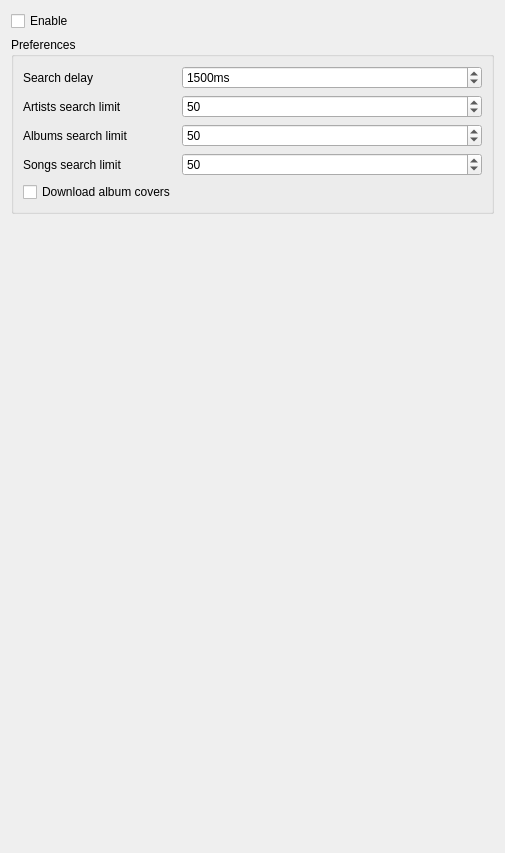
This is src/settings/neteasesettingspage.ui in diredocks/strawberryNE as Qt 5 draws it before an edit. The edited form follows.
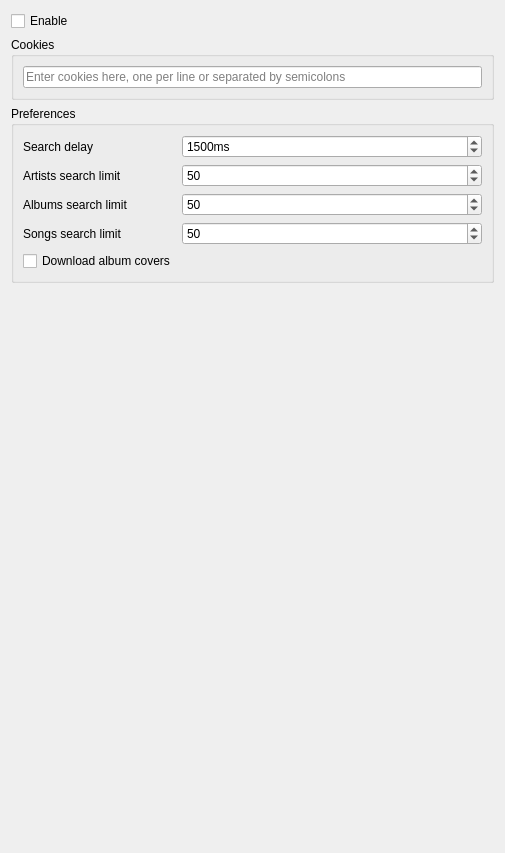
This is the edited form. Icons and pictures are not drawn.

Commit message: netease/settings: add cookies

What changed in the file:
```diff
--- a/src/settings/neteasesettingspage.ui
+++ b/src/settings/neteasesettingspage.ui
@@ -21,25 +21,31 @@
      </property>
     </widget>
    </item>
-   <!-- <item> -->
-   <!--  <widget class="QGroupBox" name="groupbox_basic_authentication"> -->
-   <!--   <property name="title"> -->
-   <!--    <string>Basic authentication</string> -->
-   <!--   </property> -->
-   <!--   <layout class="QHBoxLayout" name="horizontalLayout_2"> -->
-   <!--    <item> -->
-   <!--     <widget class="LoginStateWidget" name="login_state" native="true"/> -->
-   <!--    </item> -->
-   <!--    <item> -->
-   <!--     <widget class="QPushButton" name="button_login"> -->
-   <!--      <property name="text"> -->
-   <!--       <string>Authenticate</string> -->
-   <!--      </property> -->
-   <!--     </widget> -->
-   <!--    </item> -->
-   <!--   </layout> -->
-   <!--  </widget> -->
-   <!-- </item> -->
+   <item>
+   <widget class="QGroupBox" name="cookie_group">
+    <property name="title">
+    <string>Cookies</string>
+    </property>
+    <layout class="QVBoxLayout" name="verticalLayout_cookie">
+    <item>
+     <layout class="QHBoxLayout" name="layout_cookie">
+     <item>
+      <widget class="QLineEdit" name="cookie_text">
+      <property name="placeholderText">
+       <string>Enter cookies here, one per line or separated by semicolons</string>
+      </property>
+      <property name="sizeHint" stdset="0">
+       <size>
+        <height>20</height>
+       </size>
+      </property>
+      </widget>
+     </item>
+     </layout>
+    </item>
+    </layout>
+   </widget>
+   </item>
    <item>
     <widget class="QGroupBox" name="groupbox_preferences">
      <property name="title">
```
The commit also changes 2 other files.
